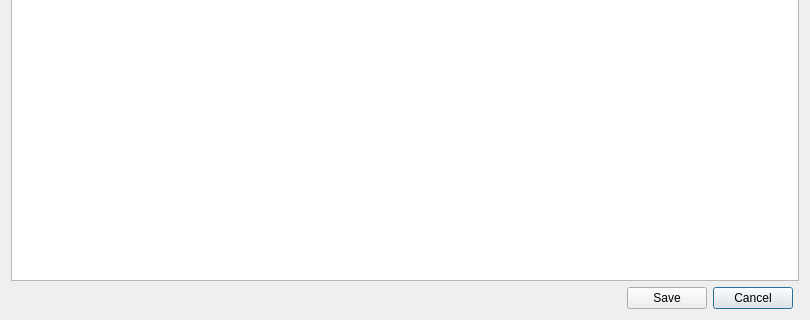
The window that AcuitySTAR/src/gui/ErrorEditDialog.ui (JamesG-Walsh/Peachy-Galaxy) describes before a commit, drawn with Qt 5; both pictures show x 0 to 810 and y 163 to 483 of the 810 by 483 pixel window.
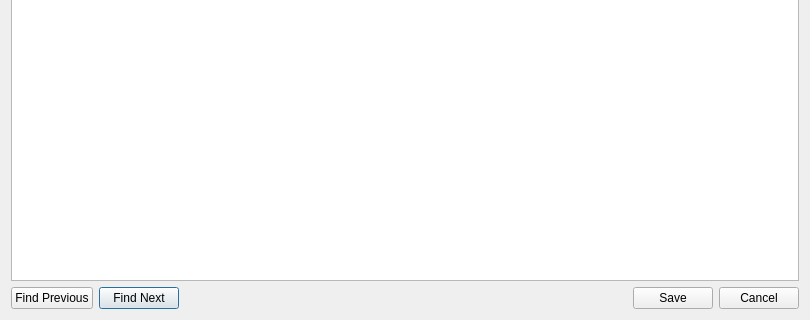
The same window after the commit. Icons and pictures are not drawn.

Commit message: find next & find previous buttons work

```diff
--- a/AcuitySTAR/src/gui/ErrorEditDialog.ui
+++ b/AcuitySTAR/src/gui/ErrorEditDialog.ui
@@ -18,17 +18,44 @@
     <normaloff>:/icon32.ico</normaloff>:/icon32.ico</iconset>
   </property>
   <layout class="QGridLayout" name="gridLayout">
-   <item row="0" column="0" colspan="4">
+   <item row="0" column="0" colspan="5">
     <widget class="QTableWidget" name="tableWidget"/>
    </item>
-   <item row="2" column="2">
+   <item row="2" column="1">
+    <widget class="QPushButton" name="findNext">
+     <property name="text">
+      <string>Find Next</string>
+     </property>
+    </widget>
+   </item>
+   <item row="2" column="4">
     <widget class="QPushButton" name="cancel">
      <property name="text">
       <string>Cancel</string>
      </property>
     </widget>
    </item>
+   <item row="2" column="3">
+    <widget class="QPushButton" name="save">
+     <property name="maximumSize">
+      <size>
+       <width>798</width>
+       <height>16777215</height>
+      </size>
+     </property>
+     <property name="text">
+      <string>Save</string>
+     </property>
+    </widget>
+   </item>
    <item row="2" column="0">
+    <widget class="QPushButton" name="findPrev">
+     <property name="text">
+      <string>Find Previous</string>
+     </property>
+    </widget>
+   </item>
+   <item row="2" column="2">
     <spacer name="horizontalSpacer">
      <property name="orientation">
       <enum>Qt::Horizontal</enum>
@@ -41,19 +68,6 @@
      </property>
     </spacer>
    </item>
-   <item row="2" column="1">
-    <widget class="QPushButton" name="save">
-     <property name="maximumSize">
-      <size>
-       <width>798</width>
-       <height>16777215</height>
-      </size>
-     </property>
-     <property name="text">
-      <string>Save</string>
-     </property>
-    </widget>
-   </item>
   </layout>
  </widget>
  <resources>
```
The commit also changes 2 other files.
